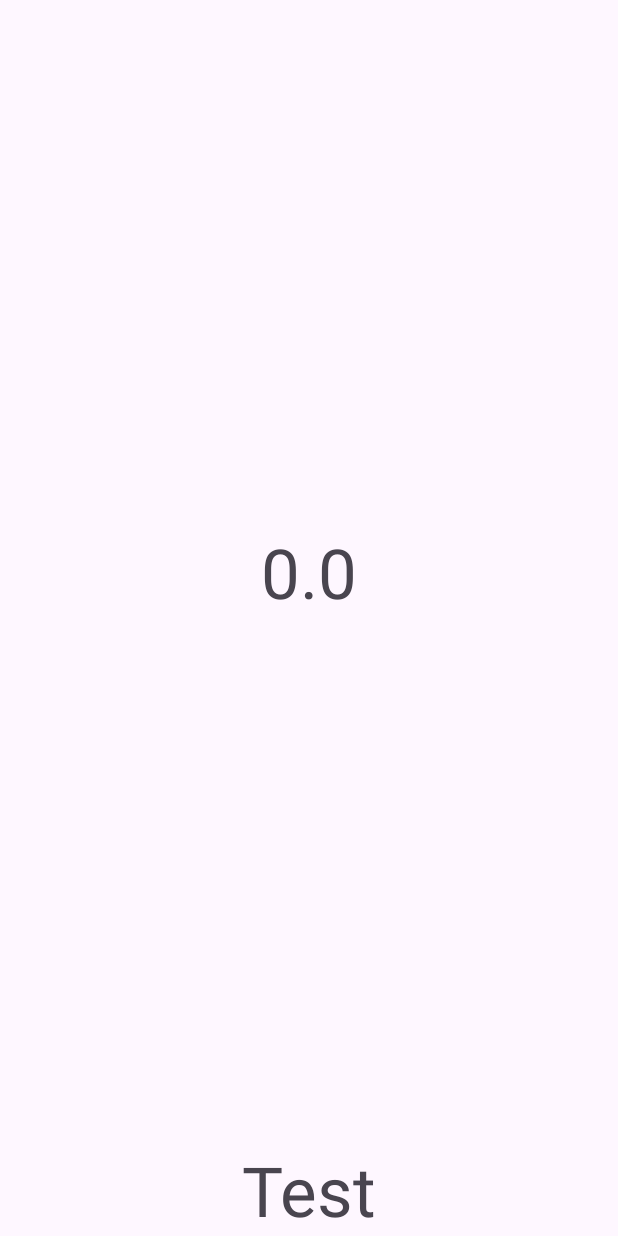
After one commit to idazanggara/Enigmacamp-App, an Android app: the layout fragment_counter_show01.xml on its own in the app's theme, with its tools: preview values and no code run, on a phone screen of 412 x 824 dp. The commit adds this screen. Run offline under Robolectric (Android 15) with nearby library versions, the phone set to English and light mode, and no system bars.

Commit message:
Hands-on pertama fragment, counterApp fix sebelum di ubah menggunakan interface

```diff
--- a/app/src/main/AndroidManifest.xml
+++ b/app/src/main/AndroidManifest.xml
@@ -13,7 +13,7 @@
         android:theme="@style/Theme.EnigmacampApp"
         tools:targetApi="31">
         <activity
-            android:name=".MainForFrgmntActivity"
+            android:name=".MainActivityViewBindForActi"
             android:exported="false" />
         <activity
             android:name=".MainActivity3ImplicitIntent"
@@ -34,7 +34,7 @@
             android:name=".MainActivity"
             android:exported="false" />
         <activity
-            android:name=".MainActivityViewBindForActi"
+            android:name=".MainForFrgmntActivity"
             android:exported="true">
             <intent-filter>
                 <action android:name="android.intent.action.MAIN" />
--- a/app/src/main/res/layout/fragment_counter01.xml
+++ b/app/src/main/res/layout/fragment_counter01.xml
@@ -3,7 +3,6 @@
 <androidx.constraintlayout.widget.ConstraintLayout xmlns:android="http://schemas.android.com/apk/res/android"
     xmlns:app="http://schemas.android.com/apk/res-auto"
     xmlns:tools="http://schemas.android.com/tools"
-    android:id="@+id/frameLayout"
     android:layout_width="match_parent"
     android:layout_height="match_parent"
     tools:context=".Counter01Fragment"
--- /dev/null
+++ b/app/src/main/res/layout/fragment_counter_show01.xml
@@ -0,0 +1,32 @@
+<?xml version="1.0" encoding="utf-8"?>
+
+<androidx.constraintlayout.widget.ConstraintLayout xmlns:android="http://schemas.android.com/apk/res/android"
+    xmlns:app="http://schemas.android.com/apk/res-auto"
+    xmlns:tools="http://schemas.android.com/tools"
+    android:layout_width="match_parent"
+    android:layout_height="match_parent"
+    tools:context=".CounterShow01Fragment">
+
+    <TextView
+        android:id="@+id/tvCounter"
+        android:layout_width="wrap_content"
+        android:layout_height="wrap_content"
+        android:text="0.0"
+        android:textSize="46sp"
+        app:layout_constraintBottom_toTopOf="@+id/tvCounterSecond"
+        app:layout_constraintEnd_toEndOf="parent"
+        app:layout_constraintStart_toStartOf="parent"
+        app:layout_constraintTop_toTopOf="parent" />
+
+    <TextView
+        android:id="@+id/tvCounterSecond"
+        android:layout_width="wrap_content"
+        android:layout_height="wrap_content"
+        android:text="Test"
+        android:textSize="46sp"
+        app:layout_constraintBottom_toBottomOf="parent"
+        app:layout_constraintEnd_toEndOf="parent"
+        app:layout_constraintStart_toStartOf="parent"
+        />
+
+</androidx.constraintlayout.widget.ConstraintLayout>
```
Also changed, not shown: app/src/main/java/com/example/enigmacampapp/Counter01Fragment.kt (+25 -2 lines), app/src/main/java/com/example/enigmacampapp/CounterShow01Fragment.kt (renamed from app/src/main/java/com/example/enigmacampapp/ShowCounter01Fragment.kt, +33 -6 lines), app/src/main/java/com/example/enigmacampapp/MainForFrgmntActivity.kt (+63 -4 lines), app/src/main/res/layout/activity_main_for_frgmnt.xml (+3 -5 lines), app/src/main/res/layout/fragment_show_counter01.xml (deleted, +0 -22 lines).
